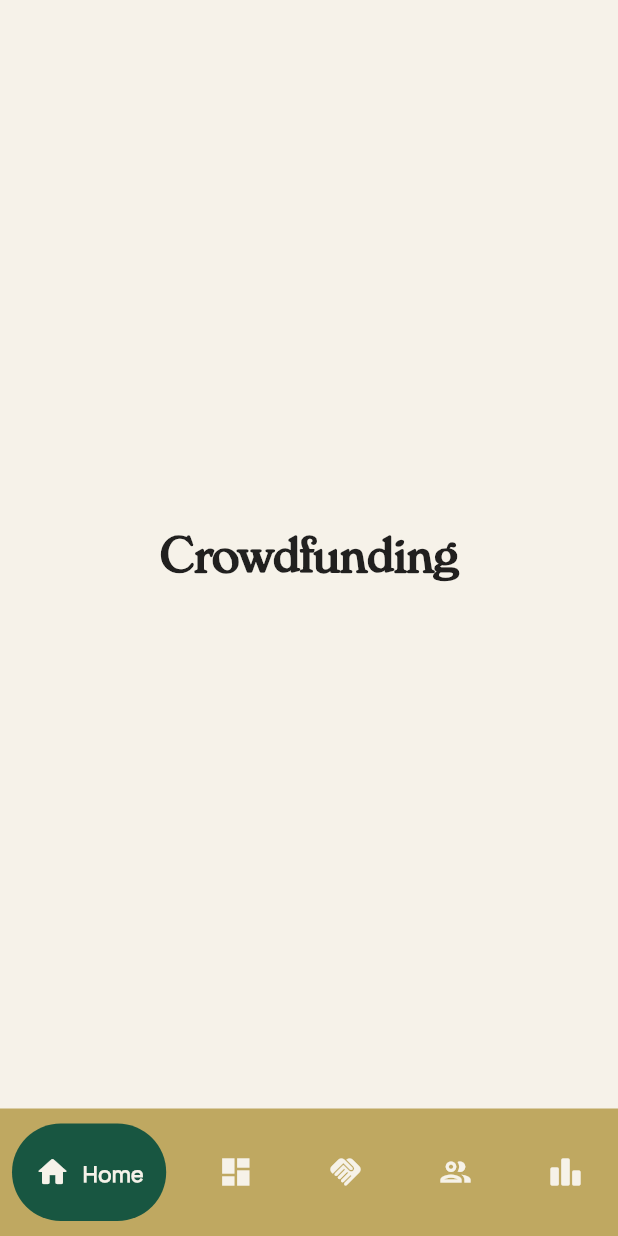
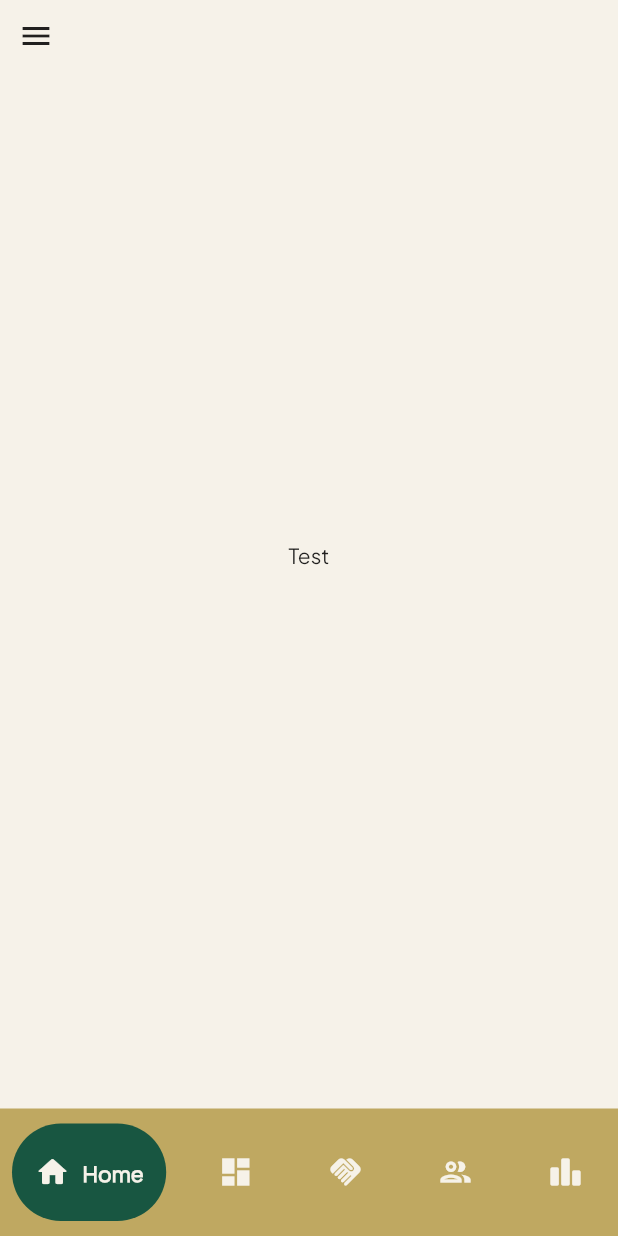
Before and after one commit to D10-PBP/Proyek-Akhir-Semester, a Flutter app: the screen it shows after launch, on a phone screen of 412 x 824 dp. Run offline on Flutter 3.47's test engine with Material 2 defaults, Android fonts, the phone set to English and light mode, and no system bars; drawn by our look-alikes of google_nav_bar.

Commit message:
update file information.dart

```diff
--- a/lib/information/pages/information.dart
+++ b/lib/information/pages/information.dart
@@ -0,0 +1,38 @@
+import 'package:flutter/material.dart';
+import 'package:sayang_dibuang_mobile/core/widget/drawer.dart';
+import 'package:sayang_dibuang_mobile/core/theme/theme_color.dart';
+
+class InformationPage extends StatefulWidget {
+  const InformationPage({super.key});
+
+  @override
+  State<InformationPage> createState() => _InformationPageState();
+}
+
+class _InformationPageState extends State<InformationPage> {
+  @override
+  Widget build(BuildContext context) {
+    // TODO: implement build
+    return Scaffold(
+      backgroundColor: ThemeColor.sand,
+      drawer: DrawerClass('Information', 1),
+      body: Stack(
+        // Center is a layout widget. It takes a single child and positions it
+        // in the middle of the parent.
+        children: [
+          Builder(
+            builder: (context) => IconButton(
+              icon: new Icon(Icons.menu),
+              onPressed: () => Scaffold.of(context).openDrawer(),
+            ),
+          ),
+          Container(
+              padding: new EdgeInsets.all(10.0),
+              child: Center(
+                child: Text("Test"),
+              ))
+        ],
+      ),
+    );
+  }
+}
--- a/lib/main.dart
+++ b/lib/main.dart
@@ -3,6 +3,7 @@ import 'package:flutter/services.dart';
 import 'package:google_nav_bar/google_nav_bar.dart';
 import 'package:sayang_dibuang_mobile/barang_bekas/pages/beranda.dart';
 import 'package:sayang_dibuang_mobile/crowdfunding/pages/crowdfundings.dart';
+import 'package:sayang_dibuang_mobile/information/pages/information.dart';
 
 import 'core/theme/theme_color.dart';
 
@@ -38,7 +39,7 @@ class _MyHomePageState extends State<MyHomePage> {
   @override
   Widget build(BuildContext context) {
     List<Widget> pages = [
-      CrowdfundingsPage(), // nanti diganti sama Home
+      InformationPage(), // nanti diganti sama Home
       BerandaBarangPage(),
       BerandaBarangPage(), // nanti diganti sama Request
       CrowdfundingsPage(),
```
